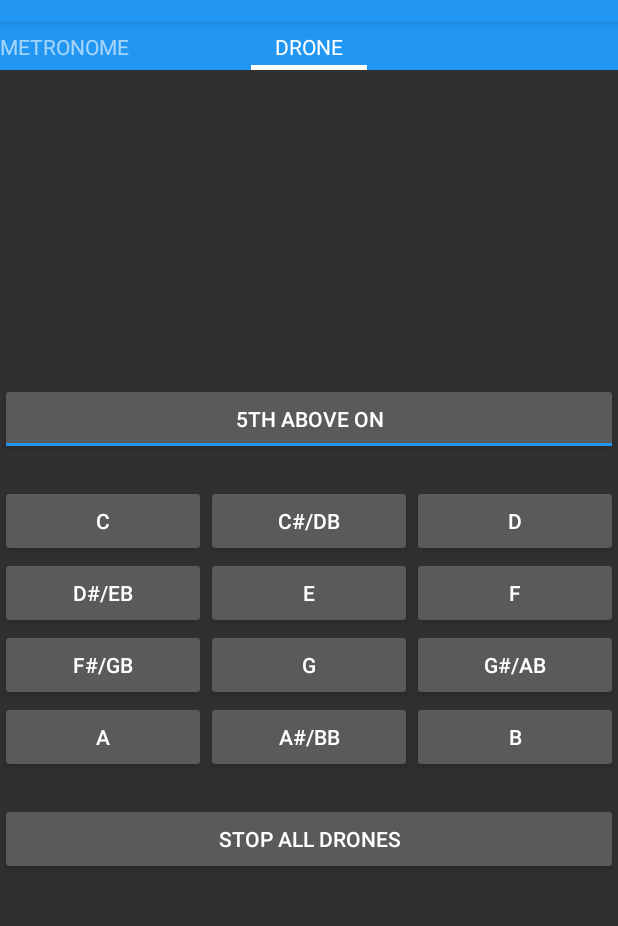
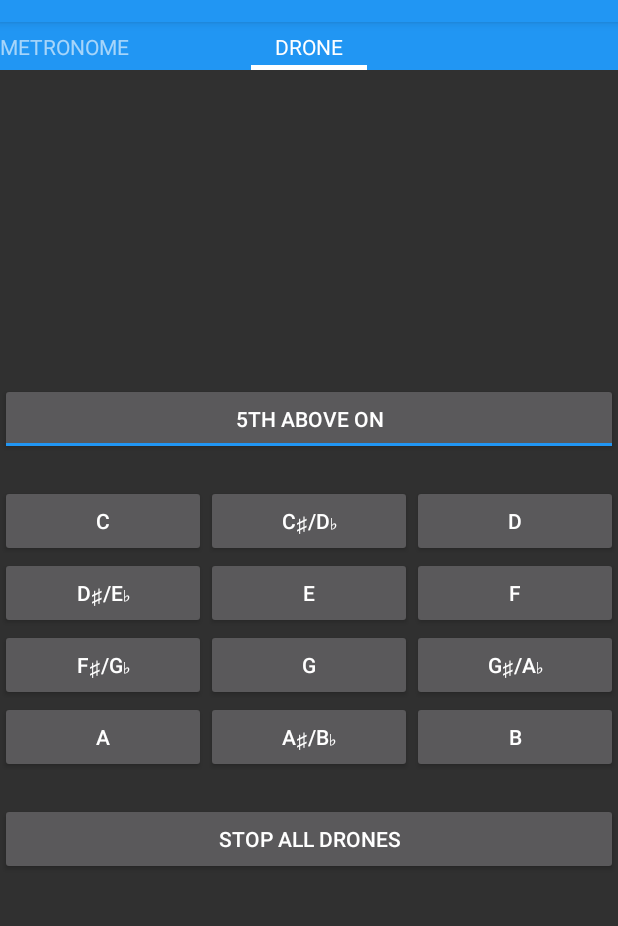
Before and after one commit to lidavidm/music-practice-tools, an Android app: the screen it shows after launch (MainActivity), after a tap on "DRONE", on a phone screen of 412 x 824 dp, the part 62-988 px from its top. Run offline under Robolectric (Android 15) with nearby library versions, the phone set to English and light mode, and no system bars; 6 statements that could not run were skipped.

Commit message:
Use Unicode flat/sharp symbols

```diff
--- a/app/src/main/res/values/strings.xml
+++ b/app/src/main/res/values/strings.xml
@@ -16,17 +16,17 @@
     <!-- Drone -->
     <string name="drone">Drone</string>
     <string name="note_A">A</string>
-    <string name="note_Bb">A#/Bb</string>
+    <string name="note_Bb">A♯/B♭</string>
     <string name="note_B">B</string>
     <string name="note_C">C</string>
-    <string name="note_Db">C#/Db</string>
+    <string name="note_Db">C♯/D♭</string>
     <string name="note_D">D</string>
-    <string name="note_Eb">D#/Eb</string>
+    <string name="note_Eb">D♯/E♭</string>
     <string name="note_E">E</string>
     <string name="note_F">F</string>
-    <string name="note_Gb">F#/Gb</string>
+    <string name="note_Gb">F♯/G♭</string>
     <string name="note_G">G</string>
-    <string name="note_Ab">G#/Ab</string>
+    <string name="note_Ab">G♯/A♭</string>
     <string name="turn_off_all_drones">Stop All Drones</string>
 
     <!-- Notification -->
```
